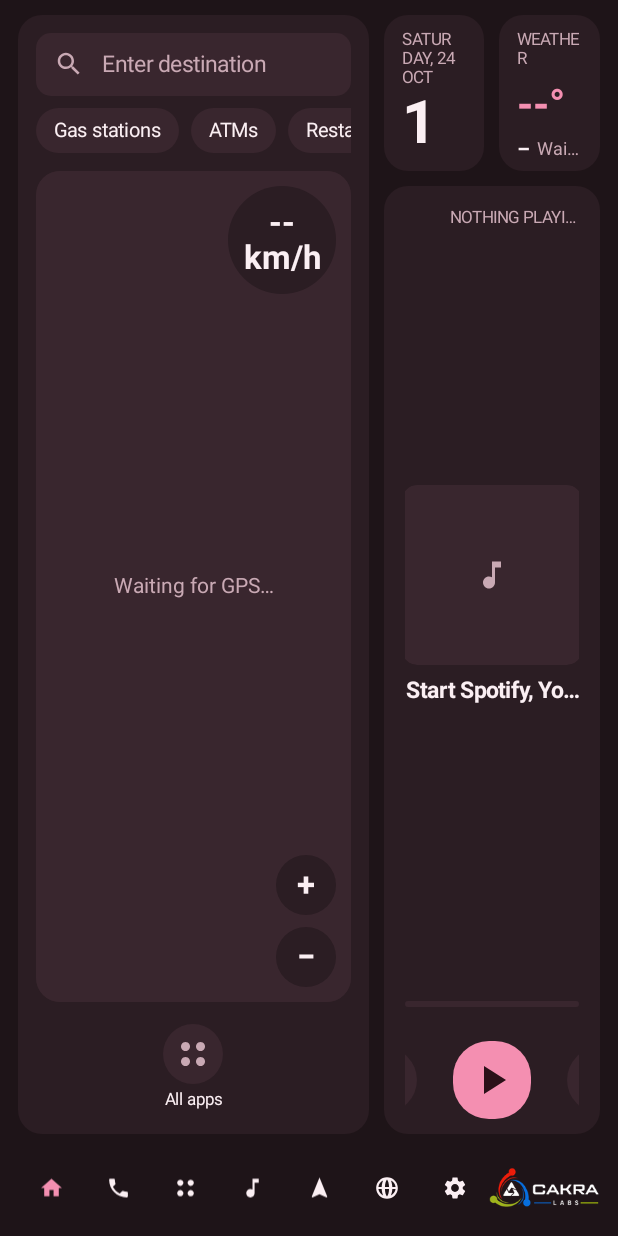
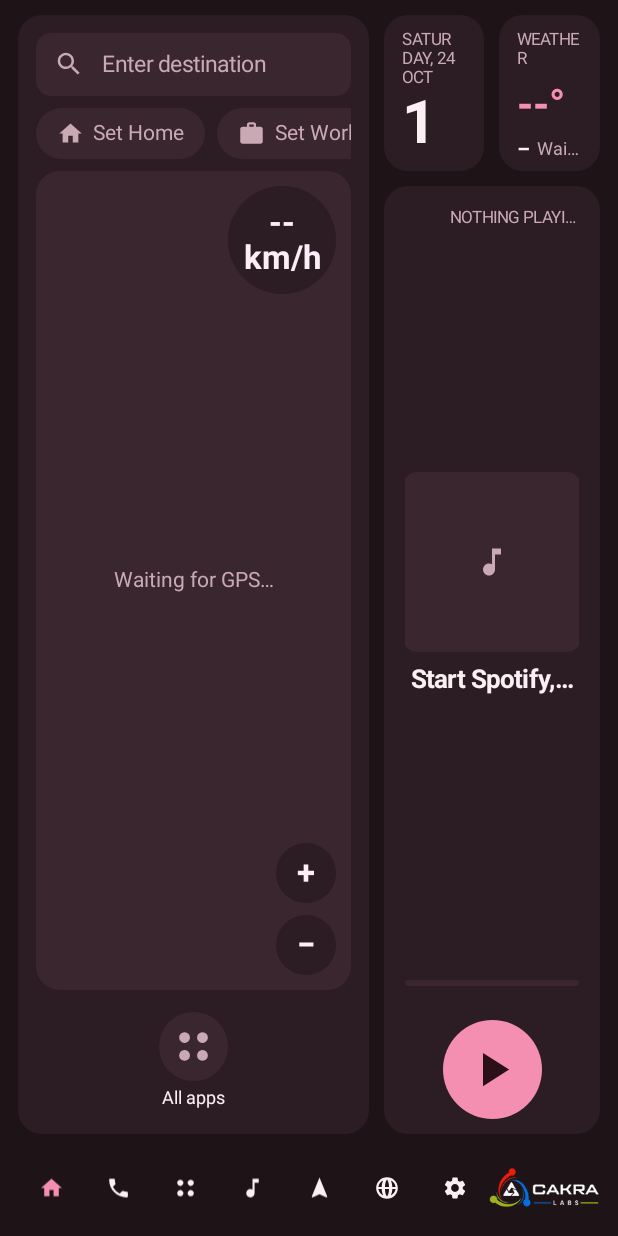
Before and after one commit to mzalmuzakki/CarLauncherAndroid, an Android app: the MainActivity screen opened directly, with no data from a screen before it, on a phone screen of 412 x 824 dp. Run offline under Robolectric (Android 15) with nearby library versions, the phone set to English and light mode, and no system bars.

Commit message:
Orca Home 2.5 (testing): day/night theme, Home/Work, bigger buttons, panel side
- Automatic day/night theme: day and night themes chosen in Settings, switched
  at sunrise and sunset computed on the unit (NOAA formula) from the last GPS
  position; a timer while home is showing rebuilds it at the moment it changes.
- Home and Work chips replace ATMs/Restaurants/Hotels: one tap starts
  navigation in Google Maps (google.navigation) or Waze; long-press sets the
  place (address, name, or where the car is now). Gas stations stays.
- Bigger touch targets: music buttons 54/66 dp, larger titles and app icons.
- Panel side: map or app grid on the left or on the right (nearer the driver).
- Emulator test: shots and checks for all four.

Co-Authored-By: Claude Opus 5.5 <noreply@anthropic.com>
Claude-Session: https://claude.ai/code/session_01KZcGbDpBRzVDj4V3sukD8N

```diff
--- a/launcher/app/build.gradle
+++ b/launcher/app/build.gradle
@@ -12,8 +12,8 @@ android {
         // Sideloaded on an Android 10 head unit; 29 keeps package queries and
         // background rules simple.
         targetSdk 29
-        versionCode 6
-        versionName '2.4'
+        versionCode 7
+        versionName '2.5'
     }
 
     // The signing key is never in the repository: the build workflow writes it from the
--- a/launcher/app/src/main/java/com/orcahome/AllAppsActivity.java
+++ b/launcher/app/src/main/java/com/orcahome/AllAppsActivity.java
@@ -25,7 +25,7 @@ public class AllAppsActivity extends Activity {
     protected void onCreate(Bundle state) {
         super.onCreate(state);
         prefs = new Prefs(this);
-        Ui ui = new Ui(this, prefs.theme());
+        Ui ui = new Ui(this, prefs.activeTheme(this));
         ui.applyWindow(this);
 
         LinearLayout root = new LinearLayout(this);
--- /dev/null
+++ b/launcher/app/src/main/java/com/orcahome/DayNight.java
@@ -0,0 +1,103 @@
+package com.orcahome;
+
+import android.content.Context;
+import android.location.Location;
+import android.location.LocationManager;
+
+import java.util.ArrayList;
+import java.util.Calendar;
+import java.util.Collections;
+import java.util.List;
+import java.util.TimeZone;
+
+/**
+ * Day or night at the car's position, for the automatic theme: sunrise and sunset are
+ * worked out on the unit (NOAA sunrise equation) from the last known position.
+ * No internet, no background work.
+ */
+final class DayNight {
+    // Jakarta, when the unit has never had a position.
+    private static final double FALLBACK_LAT = -6.2, FALLBACK_LON = 106.8;
+    private static final long DAY = 24 * 3600 * 1000L;
+
+    private DayNight() {}
+
+    static boolean isNight(Context c, long now) {
+        double[] p = position(c);
+        long[] last = lastAndNext(p[0], p[1], now);
+        return last[0] == 1; // the last event was a sunset
+    }
+
+    /** When the theme should next change (the next sunrise or sunset), epoch ms. */
+    static long nextChange(Context c, long now) {
+        double[] p = position(c);
+        return lastAndNext(p[0], p[1], now)[1];
+    }
+
+    /** {1 if the last event before now was a sunset else 0, time of the next event}. */
+    static long[] lastAndNext(double lat, double lon, long now) {
+        List<long[]> events = new ArrayList<>(); // {time, 1 = sunset / 0 = sunrise}
+        for (int d = -1; d <= 1; d++) {
+            long day = now + d * DAY;
+            long rise = event(lat, lon, day, true), set = event(lat, lon, day, false);
+            if (rise > 0) events.add(new long[]{rise, 0});
+            if (set > 0) events.add(new long[]{set, 1});
+        }
+        Collections.sort(events, (a, b) -> Long.compare(a[0], b[0]));
+        long night = 0, next = now + 6 * 3600 * 1000L;
+        for (long[] e : events) {
+            if (e[0] <= now) night = e[1];
+            else { next = e[0]; break; }
+        }
+        return new long[]{night, next};
+    }
+
+    /** Sunrise or sunset nearest to the given day at this position, epoch ms; 0 if none (polar). */
+    static long event(double lat, double lon, long dayMs, boolean rising) {
+        Calendar utc = Calendar.getInstance(TimeZone.getTimeZone("UTC"));
+        utc.setTimeInMillis(dayMs);
+        int n = utc.get(Calendar.DAY_OF_YEAR);
+        double lngHour = lon / 15;
+        double t = n + ((rising ? 6 : 18) - lngHour) / 24;
+        double m = 0.9856 * t - 3.289;
+        double l = norm(m + 1.916 * sin(m) + 0.020 * sin(2 * m) + 282.634, 360);
+        double ra = norm(Math.toDegrees(Math.atan(0.91764 * tan(l))), 360);
+        ra = (ra + (Math.floor(l / 90) * 90 - Math.floor(ra / 90) * 90)) / 15;
+        double sinDec = 0.39782 * sin(l);
+        double cosDec = Math.cos(Math.asin(sinDec));
+        double cosH = (cos(90.833) - sinDec * sin(lat)) / (cosDec * cos(lat));
+        if (cosH > 1 || cosH < -1) return 0;
+        double h = (rising ? 360 - Math.toDegrees(Math.acos(cosH)) : Math.toDegrees(Math.acos(cosH))) / 15;
+        double ut = norm(h + ra - 0.06571 * t - 6.622 - lngHour, 24);
+        // The event in UTC hours; put it on the calendar day closest to the rough guess.
+        utc.set(Calendar.HOUR_OF_DAY, 0);
+        utc.set(Calendar.MINUTE, 0);
+        utc.set(Calendar.SECOND, 0);
+        utc.set(Calendar.MILLISECOND, 0);
+        long midnight = utc.getTimeInMillis();
+        long guess = midnight + (long) (((rising ? 6 : 18) - lngHour) * 3600 * 1000);
+        long at = midnight + (long) (ut * 3600 * 1000);
+        while (at - guess > DAY / 2) at -= DAY;
+        while (guess - at > DAY / 2) at += DAY;
+        return at;
+    }
+
+    private static double[] position(Context c) {
+        LocationManager lm = c.getSystemService(LocationManager.class);
+        Location best = null;
+        try {
+            for (String p : lm.getProviders(true)) {
+                Location l = lm.getLastKnownLocation(p);
+                if (l != null && (best == null || l.getTime() > best.getTime())) best = l;
+            }
+        } catch (SecurityException | NullPointerException ignored) {
+        }
+        return best != null ? new double[]{best.getLatitude(), best.getLongitude()}
+                : new double[]{FALLBACK_LAT, FALLBACK_LON};
+    }
+
+    private static double sin(double deg) { return Math.sin(Math.toRadians(deg)); }
+    private static double cos(double deg) { return Math.cos(Math.toRadians(deg)); }
+    private static double tan(double deg) { return Math.tan(Math.toRadians(deg)); }
+    private static double norm(double v, double range) { v %= range; return v < 0 ? v + range : v; }
+}
--- a/launcher/app/src/main/java/com/orcahome/MainActivity.java
+++ b/launcher/app/src/main/java/com/orcahome/MainActivity.java
@@ -64,14 +64,12 @@ import java.util.Locale;
  */
 public class MainActivity extends Activity implements NavState.Listener {
     private static final String[] PHONE_APPS = {"com.nwd.android.phone", "com.android.dialer", "com.google.android.dialer"};
-    private static final String[][] PLACES = {
-        {"Gas stations", "gas station"}, {"ATMs", "ATM"}, {"Restaurants", "restaurant"}, {"Hotels", "hotel"},
-    };
 
     private final Handler main = new Handler(Looper.getMainLooper());
     private Prefs prefs;
     private Ui ui;
     private long builtStamp = -1;
+    private int builtTheme = -1;
     private boolean appsChanged, visible;
 
     private TileAdapter tiles;
@@ -127,8 +125,9 @@ public class MainActivity extends Activity implements NavState.Listener {
         super.onResume();
         visible = true;
         shown = true;
-        if (prefs.stamp() != builtStamp) { build(); appsChanged = false; }
+        if (prefs.stamp() != builtStamp || prefs.activeTheme(this) != builtTheme) { build(); appsChanged = false; }
         else if (appsChanged) reloadApps.run();
+        scheduleThemeSwitch();
         IntentFilter t = new IntentFilter(Intent.ACTION_DATE_CHANGED);
         t.addAction(Intent.ACTION_TIME_CHANGED);
         t.addAction(Intent.ACTION_TIMEZONE_CHANGED);
@@ -150,6 +149,7 @@ public class MainActivity extends Activity implements NavState.Listener {
         visible = false;
         shown = false;
         hideKeyboard();
+        main.removeCallbacks(themeSwitch);
         unregisterReceiver(dateChanged);
         NavState.setListener(null);
         if (map != null) map.setActive(false);
@@ -201,7 +201,8 @@ public class MainActivity extends Activity implements NavState.Listener {
 
     private void build() {
         builtStamp = prefs.stamp();
-        ui = new Ui(this, prefs.theme());
+        builtTheme = prefs.activeTheme(this);
+        ui = new Ui(this, builtTheme);
         ui.applyWindow(this);
 
         LinearLayout root = new LinearLayout(this);
@@ -212,13 +213,22 @@ public class MainActivity extends Activity implements NavState.Listener {
         content.setPadding(ui.dp(12), ui.dp(10), ui.dp(12), ui.dp(8));
         root.addView(content, new LinearLayout.LayoutParams(ViewGroup.LayoutParams.MATCH_PARENT, 0, 1f));
 
+        // The map (or app grid) panel on the left, or on the right nearer the driver.
+        boolean mapRight = "right".equals(prefs.panelSide());
         View mainPanel = mainPanel();
-        content.addView(mainPanel, new LinearLayout.LayoutParams(0, ViewGroup.LayoutParams.MATCH_PARENT, 62f));
         LinearLayout right = new LinearLayout(this);
         right.setOrientation(LinearLayout.VERTICAL);
         LinearLayout.LayoutParams rlp = new LinearLayout.LayoutParams(0, ViewGroup.LayoutParams.MATCH_PARENT, 38f);
-        rlp.leftMargin = ui.dp(10);
-        content.addView(right, rlp);
+        LinearLayout.LayoutParams mlp0 = new LinearLayout.LayoutParams(0, ViewGroup.LayoutParams.MATCH_PARENT, 62f);
+        if (mapRight) {
+            mlp0.leftMargin = ui.dp(10);
+            content.addView(right, rlp);
+            content.addView(mainPanel, mlp0);
+        } else {
+            rlp.leftMargin = ui.dp(10);
+            content.addView(mainPanel, mlp0);
+            content.addView(right, rlp);
+        }
         right.addView(infoRow(), new LinearLayout.LayoutParams(ViewGroup.LayoutParams.MATCH_PARENT, ui.dp(104)));
         LinearLayout.LayoutParams mlp = new LinearLayout.LayoutParams(ViewGroup.LayoutParams.MATCH_PARENT, 0, 1f);
         mlp.topMargin = ui.dp(10);
@@ -338,7 +348,7 @@ public class MainActivity extends Activity implements NavState.Listener {
             box.addView(favRow, fl);
         } else {
             box.addView(mapFrame(), new LinearLayout.LayoutParams(ViewGroup.LayoutParams.MATCH_PARENT, 0, 1f));
-            LinearLayout.LayoutParams fl = new LinearLayout.LayoutParams(ViewGroup.LayoutParams.MATCH_PARENT, ui.dp(74));
+            LinearLayout.LayoutParams fl = new LinearLayout.LayoutParams(ViewGroup.LayoutParams.MATCH_PARENT, ui.dp(82));
             fl.topMargin = ui.dp(6);
             box.addView(favRow, fl);
         }
@@ -489,8 +499,8 @@ public class MainActivity extends Activity implements NavState.Listener {
         t.setOrientation(LinearLayout.VERTICAL);
         t.setGravity(Gravity.CENTER);
         ImageView icon = new ImageView(this);
-        int s = ui.dp(40);
-        TextView name = ui.label(this, 11, ui.text, false);
+        int s = ui.dp(46);
+        TextView name = ui.label(this, 12, ui.text, false);
         name.setSingleLine(true);
         name.setEllipsize(TextUtils.TruncateAt.END);
         name.setGravity(Gravity.CENTER);
@@ -549,22 +559,104 @@ public class MainActivity extends Activity implements NavState.Listener {
         HorizontalScrollView hs = new HorizontalScrollView(this);
         hs.setHorizontalScrollBarEnabled(false);
         LinearLayout chips = new LinearLayout(this);
-        for (String[] place : PLACES) {
-            TextView c = ui.label(this, 13, ui.text, false);
-            c.setText(place[0]);
-            c.setGravity(Gravity.CENTER);
-            c.setPadding(ui.dp(12), 0, ui.dp(12), 0);
-            c.setBackground(ui.box(ui.tile, ui.dp(15)));
-            c.setOnClickListener(v -> searchPlace(place[1]));
-            LinearLayout.LayoutParams clp = new LinearLayout.LayoutParams(ViewGroup.LayoutParams.WRAP_CONTENT, ui.dp(30));
-            clp.rightMargin = ui.dp(8);
-            chips.addView(c, clp);
-        }
+        chips.addView(placeChip(R.drawable.ic_home, "Home", true));
+        chips.addView(placeChip(R.drawable.ic_work, "Work", false));
+        TextView gas = chip(null, "Gas stations", ui.text);
+        gas.setOnClickListener(v -> searchPlace("gas station"));
+        chips.addView(gas);
         hs.addView(chips);
         LinearLayout.LayoutParams hlp = new LinearLayout.LayoutParams(ViewGroup.LayoutParams.MATCH_PARENT, ViewGroup.LayoutParams.WRAP_CONTENT);
         hlp.topMargin = ui.dp(8);
         col.addView(hs, hlp);
         return col;
+    }
+
+    private TextView chip(Integer icon, String text, int color) {
+        TextView c = ui.label(this, 14, color, false);
+        c.setText(text);
+        c.setGravity(Gravity.CENTER);
+        c.setPadding(ui.dp(14), 0, ui.dp(14), 0);
+        c.setBackground(ui.box(ui.tile, ui.dp(17)));
+        if (icon != null) {
+            Drawable d = getDrawable(icon).mutate();
+            d.setTint(color);
+            d.setBounds(0, 0, ui.dp(18), ui.dp(18));
+            c.setCompoundDrawables(d, null, null, null);
+            c.setCompoundDrawablePadding(ui.dp(6));
+        }
+        LinearLayout.LayoutParams clp = new LinearLayout.LayoutParams(ViewGroup.LayoutParams.WRAP_CONTENT, ui.dp(34));
+        clp.rightMargin = ui.dp(8);
+        c.setLayoutParams(clp);
+        return c;
+    }
+
+    /** Home / Work: one tap starts navigation; long-press (or first tap) to set the place. */
+    private View placeChip(int icon, String name, boolean home) {
+        String place = home ? prefs.homePlace() : prefs.workPlace();
+        TextView c = chip(icon, place.isEmpty() ? "Set " + name : name, place.isEmpty() ? ui.sub : ui.text);
+        c.setOnClickListener(v -> {
+            String p = home ? prefs.homePlace() : prefs.workPlace();
+            if (p.isEmpty()) askPlace(name, home); else navigateTo(p);
+        });
+        c.setOnLongClickListener(v -> { askPlace(name, home); return true; });
+        return c;
+    }
+
+    private void askPlace(String name, boolean home) {
+        EditText in = new EditText(this);
+        in.setSingleLine(true);
+        in.setHint("Address or place name");
+        in.setText(home ? prefs.homePlace() : prefs.workPlace());
+        int pad = ui.dp(20);
+        FrameLayout box = new FrameLayout(this);
+        box.setPadding(pad, ui.dp(8), pad, 0);
+        box.addView(in);
+        new android.app.AlertDialog.Builder(this)
+                .setTitle(name)
+                .setView(box)
+                .setPositiveButton("Save", (d, w) -> savePlace(home, in.getText().toString().trim()))
+                .setNeutralButton("Where the car is now", (d, w) -> {
+                    Location l = lastLocation();
+                    if (l == null) { Toast.makeText(this, "No GPS position yet", Toast.LENGTH_SHORT).show(); return; }
+                    savePlace(home, String.format(Locale.US, "%.6f,%.6f", l.getLatitude(), l.getLongitude()));
+                })
+                .setNegativeButton("Cancel", null)
+                .show();
+    }
+
+    private void savePlace(boolean home, String p) {
+        if (home) prefs.setHomePlace(p); else prefs.setWorkPlace(p);
+        hideKeyboard();
+        build();
+        onNavChanged();
+    }
+
+    private Location lastLocation() {
+        Location best = null;
+        try {
+            for (String pr : location.getProviders(true)) {
+                Location l = location.getLastKnownLocation(pr);
+                if (l != null && (best == null || l.getTime() > best.getTime())) best = l;
+            }
+        } catch (SecurityException ignored) {
+        }
+        return best;
+    }
+
+    /** Starts turn-by-turn navigation in the maps app (Google Maps or Waze), else a search. */
+    private void navigateTo(String dest) {
+        String pkg = NavApps.preferred(this, prefs);
+        Uri uri = NavState.MAPS.equals(pkg) ? Uri.parse("google.navigation:q=" + Uri.encode(dest))
+                : NavState.WAZE.equals(pkg) ? Uri.parse("https://waze.com/ul?q=" + Uri.encode(dest) + "&navigate=yes")
+                : null;
+        if (uri != null) {
+            try {
+                startActivity(new Intent(Intent.ACTION_VIEW, uri).setPackage(pkg).addFlags(Intent.FLAG_ACTIVITY_NEW_TASK));
+                return;
+            } catch (ActivityNotFoundException ignored) {
+            }
+        }
+        searchPlace(dest);
     }
 
     private View navCard() {
@@ -706,14 +798,14 @@ public class MainActivity extends Activity implements NavState.Listener {
         p.addView(new View(this), new LinearLayout.LayoutParams(1, 0, 1f));
         p.addView(musicArt, new LinearLayout.LayoutParams(ui.dp(120), ui.dp(120)));
 
-        musicTitle = ui.label(this, 15, ui.text, true);
+        musicTitle = ui.label(this, 17, ui.text, true);
         musicTitle.setSingleLine(true);
         musicTitle.setEllipsize(TextUtils.TruncateAt.END);
         musicTitle.setGravity(Gravity.CENTER);
         LinearLayout.LayoutParams tlp = new LinearLayout.LayoutParams(ViewGroup.LayoutParams.MATCH_PARENT, ViewGroup.LayoutParams.WRAP_CONTENT);
         tlp.topMargin = ui.dp(8);
         p.addView(musicTitle, tlp);
-        musicArtist = ui.label(this, 13, ui.sub, false);
+        musicArtist = ui.label(this, 14, ui.sub, false);
         musicArtist.setSingleLine(true);
         musicArtist.setEllipsize(TextUtils.TruncateAt.END);
         musicArtist.setGravity(Gravity.CENTER);
@@ -762,12 +854,13 @@ public class MainActivity extends Activity implements NavState.Listener {
         ImageButton b = new ImageButton(this);
         b.setImageResource(icon);
         b.setColorFilter(primary ? ui.onAccent : ui.text);
-        b.setBackground(ui.box(primary ? ui.accent : ui.tile, ui.dp(24)));
-        b.setPadding(ui.dp(10), ui.dp(10), ui.dp(10), ui.dp(10));
+        b.setBackground(ui.box(primary ? ui.accent : ui.tile, ui.dp(33)));
+        b.setPadding(ui.dp(14), ui.dp(14), ui.dp(14), ui.dp(14));
         b.setScaleType(ImageView.ScaleType.FIT_CENTER);
         b.setOnClickListener(l);
-        LinearLayout.LayoutParams lp = new LinearLayout.LayoutParams(ui.dp(primary ? 52 : 44), ui.dp(primary ? 52 : 44));
-        lp.leftMargin = lp.rightMargin = ui.dp(12);
+        // Big enough to hit while driving.
+        LinearLayout.LayoutParams lp = new LinearLayout.LayoutParams(ui.dp(primary ? 66 : 54), ui.dp(primary ? 66 : 54));
+        lp.leftMargin = lp.rightMargin = ui.dp(14);
         b.setLayoutParams(lp);
         return b;
     }
@@ -994,6 +1087,22 @@ public class MainActivity extends Activity implements NavState.Listener {
         @Override public void onProviderEnabled(String p) { showGpsState(true); }
         @Override public void onProviderDisabled(String p) { showGpsState(false); }
     };
+
+    // ---- automatic day/night theme ---------------------------------------------------
+
+    /** At sunrise / sunset while home is showing: rebuild in the other theme. */
+    private final Runnable themeSwitch = () -> {
+        if (visible && prefs.activeTheme(this) != builtTheme) recreate();
+        else scheduleThemeSwitch();
+    };
+
+    private void scheduleThemeSwitch() {
+        main.removeCallbacks(themeSwitch);
+        if (!prefs.autoTheme()) return;
+        long now = System.currentTimeMillis();
+        long wait = DayNight.nextChange(this, now) - now + 30_000;
+        main.postDelayed(themeSwitch, Math.max(60_000, Math.min(wait, 6 * 3600 * 1000L)));
+    }
 
     // ---- keyboard ----------------------------------------------------------------
 
--- a/launcher/app/src/main/java/com/orcahome/MapTiles.java
+++ b/launcher/app/src/main/java/com/orcahome/MapTiles.java
@@ -33,7 +33,7 @@ final class MapTiles {
 
     private static final long DISK_MAX_BYTES = 50L * 1024 * 1024;
     private static final long FRESH_MS = 14L * 24 * 3600 * 1000; // map data changes slowly
-    private static final String USER_AGENT = "OrcaHome/2.4 (personal car head unit launcher)";
+    private static final String USER_AGENT = "OrcaHome/2.5 (personal car head unit launcher)";
 
     // ~40 tiles x 128 KB (RGB_565) = ~5 MB of RAM at most.
     private static final LruCache<String, Bitmap> MEM = new LruCache<String, Bitmap>(6 * 1024 * 1024) {
--- a/launcher/app/src/main/java/com/orcahome/Prefs.java
+++ b/launcher/app/src/main/java/com/orcahome/Prefs.java
@@ -16,6 +16,21 @@ final class Prefs {
     }
 
     int theme() { return sp.getInt("theme7", Ui.DEFAULT_THEME); }
+    /** Automatic day/night: the day theme from sunrise to sunset, the night theme otherwise. */
+    boolean autoTheme() { return sp.getBoolean("autotheme", true); }
+    int dayTheme() { return sp.getInt("daytheme", 0); }
+    int nightTheme() { return sp.getInt("nighttheme", Ui.DEFAULT_THEME); }
+    /** The theme to show now. */
+    int activeTheme(Context c) {
+        if (!autoTheme()) return theme();
+        return DayNight.isNight(c, System.currentTimeMillis()) ? nightTheme() : dayTheme();
+    }
+    /** Which side the map (or app grid) panel is on: "left", or "right" (nearer the driver
+     *  in right-hand-drive cars). */
+    String panelSide() { return sp.getString("side", "left"); }
+    /** One-tap destinations: an address, a place name or "lat,lng"; empty = not set. */
+    String homePlace() { return sp.getString("home", ""); }
+    String workPlace() { return sp.getString("work", ""); }
     boolean showWeather() { return sp.getBoolean("weather", true); }
     boolean showGauge() { return sp.getBoolean("gauge", true); }
     boolean showNavCard() { return sp.getBoolean("navcard", true); }
@@ -39,6 +54,12 @@ final class Prefs {
     void setMapLayout(String l) { sp.edit().putString("maplayout", l).putLong("stamp", System.nanoTime()).apply(); }
 
     void setTheme(int t) { sp.edit().putInt("theme7", t).putLong("stamp", System.nanoTime()).apply(); }
+    void setAutoTheme(boolean b) { put("autotheme", b); }
+    void setDayTheme(int t) { sp.edit().putInt("daytheme", t).putLong("stamp", System.nanoTime()).apply(); }
+    void setNightTheme(int t) { sp.edit().putInt("nighttheme", t).putLong("stamp", System.nanoTime()).apply(); }
+    void setPanelSide(String s) { sp.edit().putString("side", s).putLong("stamp", System.nanoTime()).apply(); }
+    void setHomePlace(String p) { sp.edit().putString("home", p).putLong("stamp", System.nanoTime()).apply(); }
+    void setWorkPlace(String p) { sp.edit().putString("work", p).putLong("stamp", System.nanoTime()).apply(); }
     void setShowWeather(boolean b) { put("weather", b); }
     void setShowGauge(boolean b) { put("gauge", b); }
     void setShowNavCard(boolean b) { put("navcard", b); }
--- /dev/null
+++ b/launcher/app/src/main/res/drawable/ic_work.xml
@@ -0,0 +1,4 @@
+<?xml version="1.0" encoding="utf-8"?>
+<vector xmlns:android="http://schemas.android.com/apk/res/android" android:width="24dp" android:height="24dp" android:viewportWidth="24" android:viewportHeight="24">
+    <path android:fillColor="#FFFFFFFF" android:pathData="M20,6h-4V4c0,-1.11 -0.89,-2 -2,-2h-4c-1.11,0 -2,0.89 -2,2v2H4c-1.11,0 -1.99,0.89 -1.99,2L2,19c0,1.11 0.89,2 2,2h16c1.11,0 2,-0.89 2,-2V8c0,-1.11 -0.89,-2 -2,-2zM14,6h-4V4h4v2z" />
+</vector>
```
Also changed, not shown: launcher/app/src/main/java/com/orcahome/SettingsActivity.java (+41 -18 lines), 3 other files.
